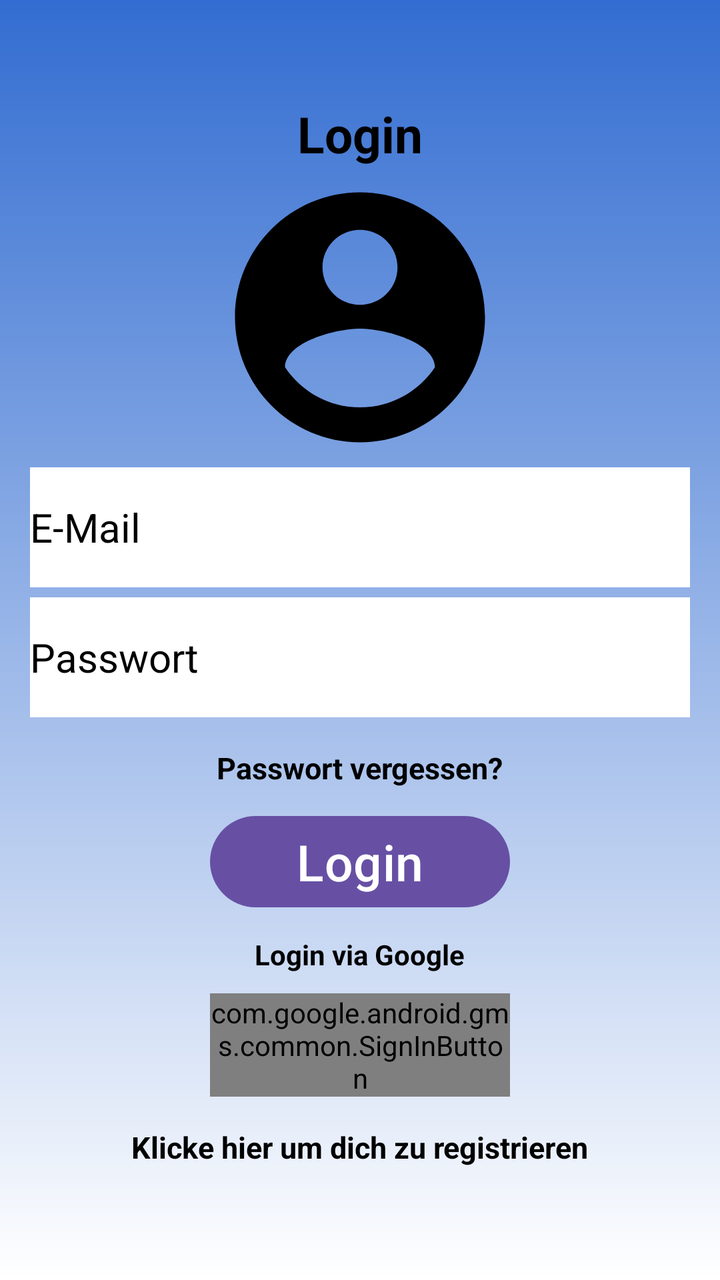
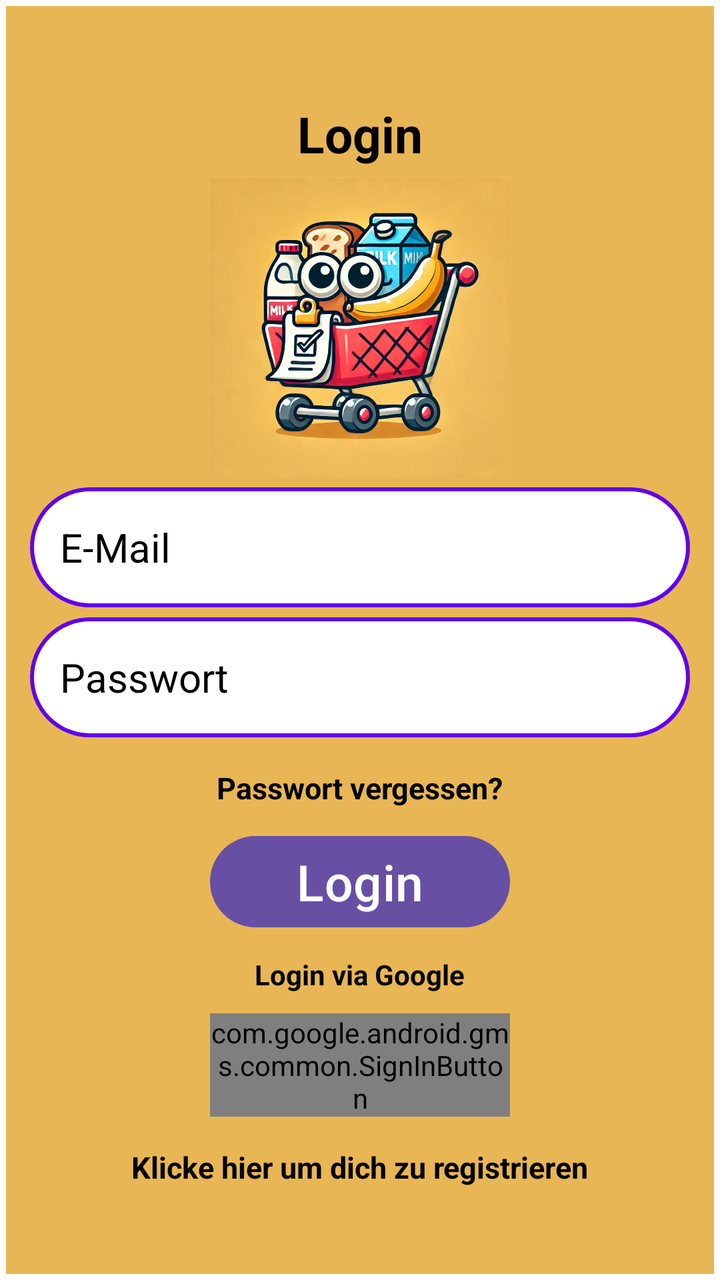

Screens rendered from an Android XML layout before and after an edit, with the pre-edit source and the edit as a unified diff.
<!-- AndroidManifest.xml: application theme Theme.EinkaufslisteAndroid -->
<!-- res/layout/activity_login.xml -->
<?xml version="1.0" encoding="utf-8"?>
<LinearLayout xmlns:android="http://schemas.android.com/apk/res/android"
    android:layout_width="match_parent"
    android:layout_height="match_parent"
    android:orientation="vertical"
    android:background="@drawable/login_background"
    xmlns:app="http://schemas.android.com/apk/res-auto">

    <TextView
        android:layout_width="match_parent"
        android:textStyle="bold"
        android:textSize="25sp"
        android:layout_marginTop="50dp"
        android:layout_height="wrap_content"
        android:gravity="center"
        android:text="@string/login"

        />
    <ImageView
        android:layout_width="150dp"
        android:layout_height="150dp"
        android:layout_gravity="center"
        android:src="@drawable/account_icon" />


    <EditText
        android:id="@+id/emailText"
        android:layout_width="match_parent"
        android:layout_marginHorizontal="15dp"
        android:layout_height="60dp"
        android:autofillHints="emailAddress"
        android:hint="@string/e_mail"
        android:inputType="textEmailAddress"
        android:textColor="@color/black"
        android:textColorHint="@color/black"
        android:background="@color/white"
        android:textSize="20sp"
        android:maxLines="1"
        android:scrollHorizontally="true"
        />

    <EditText
        android:id="@+id/passwordText"
        android:layout_width="match_parent"
        android:layout_height="60dp"
        android:layout_marginHorizontal="15dp"
        android:autofillHints="password"
        android:hint="@string/passwort"
        android:inputType="textPassword"
        android:textColor="@color/black"
        android:textColorHint="@color/black"
        android:textSize="20sp"
        android:background="@color/white"
        android:layout_marginTop="5dp"
        app:endIconMode="password_toggle"
        android:singleLine="true"
            />
    <ProgressBar
        android:id="@+id/progressBar"
        android:layout_width="wrap_content"
        android:layout_height="wrap_content"
        android:layout_gravity="center"
        android:visibility="gone"/>
    <TextView
        android:id="@+id/forgotPasswordText"
        android:layout_width="wrap_content"
        android:layout_height="wrap_content"
        android:text="@string/passwort_vergessen"
        android:layout_marginTop="15dp"
        android:layout_gravity="center"
        android:textSize="15sp"
        android:textStyle="bold"/>
    <Button
        android:id="@+id/loginBtn"
        android:layout_width="150dp"
        android:layout_height="wrap_content"
        android:layout_gravity="center"
        android:text="@string/login"
        android:textSize="25sp"
        android:layout_marginTop="10dp"
        android:textAllCaps="false"
        />
    <TextView
        android:layout_marginTop="10dp"
        android:layout_width="wrap_content"
        android:layout_height="wrap_content"
        android:text="@string/login_via_google"
        android:layout_gravity="center"
        android:textStyle="bold"
        />
    <com.google.android.gms.common.SignInButton
        android:id="@+id/googleBtn"
        android:layout_width="150dp"
        android:layout_height="wrap_content"
        android:layout_marginTop="10dp"
        android:layout_gravity="center"
        />
    <TextView
        android:id="@+id/registerText"
        android:layout_width="wrap_content"
        android:layout_height="wrap_content"
        android:text="@string/klicke_hier_um_dich_zu_registrieren"
        android:layout_marginTop="15dp"
        android:layout_gravity="center"
        android:textSize="15sp"
        android:textStyle="bold"/>


</LinearLayout>
<!-- resources referenced by this layout -->
<resources>
  <color name="black">#FF000000</color>
  <color name="white">#FFFFFFFF</color>
  <!-- drawable account_icon (drawable) -->
  <vector xmlns:android="http://schemas.android.com/apk/res/android" android:height="24dp" android:tint="#000000" android:viewportHeight="24" android:viewportWidth="24" android:width="24dp">
        
      <path android:fillColor="@android:color/white" android:pathData="M12,2C6.48,2 2,6.48 2,12s4.48,10 10,10 10,-4.48 10,-10S17.52,2 12,2zM12,5c1.66,0 3,1.34 3,3s-1.34,3 -3,3 -3,-1.34 -3,-3 1.34,-3 3,-3zM12,19.2c-2.5,0 -4.71,-1.28 -6,-3.22 0.03,-1.99 4,-3.08 6,-3.08 1.99,0 5.97,1.09 6,3.08 -1.29,1.94 -3.5,3.22 -6,3.22z"/>
      
  </vector>
  <!-- drawable login_background (drawable) -->
  <?xml version="1.0" encoding="utf-8"?>
  <shape xmlns:android="http://schemas.android.com/apk/res/android">
  
      <gradient android:type="linear" android:angle="200"
          android:startColor="#336DD1" android:endColor="#FFFFFF"/>
  
  </shape>
  <string name="e_mail">E-Mail</string>
  <string name="klicke_hier_um_dich_zu_registrieren">Klicke hier um dich zu registrieren</string>
  <string name="login">Login</string>
  <string name="login_via_google">Login via Google</string>
  <string name="passwort">Passwort</string>
  <string name="passwort_vergessen">Passwort vergessen?</string>
  <style name="Theme.EinkaufslisteAndroid" parent="Base.Theme.EinkaufslisteAndroid" />
  <style name="Base.Theme.EinkaufslisteAndroid" parent="Theme.Material3.DayNight.NoActionBar">
          
          
          <item name="android:textColor">@color/black</item>
      </style>
</resources>

<!-- the commit's change to res/layout/activity_login.xml (unified diff, before → after) -->
@@ -14,13 +14,16 @@
         android:layout_height="wrap_content"
         android:gravity="center"
         android:text="@string/login"
+        android:layout_marginBottom="5dp"
 
         />
     <ImageView
         android:layout_width="150dp"
         android:layout_height="150dp"
         android:layout_gravity="center"
-        android:src="@drawable/account_icon" />
+        android:src="@drawable/login_icon_app"
+        android:layout_marginBottom="5dp"
+        />
 
 
     <EditText
@@ -33,10 +36,11 @@
         android:inputType="textEmailAddress"
         android:textColor="@color/black"
         android:textColorHint="@color/black"
-        android:background="@color/white"
+        android:background="@drawable/edittext_borderradius"
         android:textSize="20sp"
         android:maxLines="1"
         android:scrollHorizontally="true"
+        android:paddingStart="15dp"
         />
 
     <EditText
@@ -50,10 +54,11 @@
         android:textColor="@color/black"
         android:textColorHint="@color/black"
         android:textSize="20sp"
-        android:background="@color/white"
+        android:background="@drawable/edittext_borderradius"
         android:layout_marginTop="5dp"
         app:endIconMode="password_toggle"
         android:singleLine="true"
+        android:paddingStart="15dp"
             />
     <ProgressBar
         android:id="@+id/progressBar"
<!-- resource entries referenced after the edit -->
@@ -1,21 +1,34 @@
 <!-- resources referenced by this layout -->
 <resources>
   <color name="black">#FF000000</color>
+  <!-- drawable edittext_borderradius (drawable) -->
+  <?xml version="1.0" encoding="utf-8"?>
+  <shape xmlns:android="http://schemas.android.com/apk/res/android"
+      android:shape="rectangle">
+  
+      <solid android:color="@color/white"/>
+  
+      <corners android:radius="40dp"/>
+  
+      <stroke android:width="2dp"
+          android:color="@color/default_ThemeOverlay_AppCompat"/>
+  
+  
+  </shape>
   <color name="white">#FFFFFFFF</color>
-  <!-- drawable account_icon (drawable) -->
-  <vector xmlns:android="http://schemas.android.com/apk/res/android" android:height="24dp" android:tint="#000000" android:viewportHeight="24" android:viewportWidth="24" android:width="24dp">
-        
-      <path android:fillColor="@android:color/white" android:pathData="M12,2C6.48,2 2,6.48 2,12s4.48,10 10,10 10,-4.48 10,-10S17.52,2 12,2zM12,5c1.66,0 3,1.34 3,3s-1.34,3 -3,3 -3,-1.34 -3,-3 1.34,-3 3,-3zM12,19.2c-2.5,0 -4.71,-1.28 -6,-3.22 0.03,-1.99 4,-3.08 6,-3.08 1.99,0 5.97,1.09 6,3.08 -1.29,1.94 -3.5,3.22 -6,3.22z"/>
-      
-  </vector>
+  <color name="default_ThemeOverlay_AppCompat">#6100EC</color>
   <!-- drawable login_background (drawable) -->
   <?xml version="1.0" encoding="utf-8"?>
   <shape xmlns:android="http://schemas.android.com/apk/res/android">
   
-      <gradient android:type="linear" android:angle="200"
-          android:startColor="#336DD1" android:endColor="#FFFFFF"/>
+      <stroke
+          android:width="3dp"
+          android:color="@color/white"/>
+  
+      <solid android:color="#E8B654"/>
   
   </shape>
+  <!-- drawable login_icon_app: webp bitmap (drawable, 227818 bytes) -->
   <string name="e_mail">E-Mail</string>
   <string name="klicke_hier_um_dich_zu_registrieren">Klicke hier um dich zu registrieren</string>
   <string name="login">Login</string>
